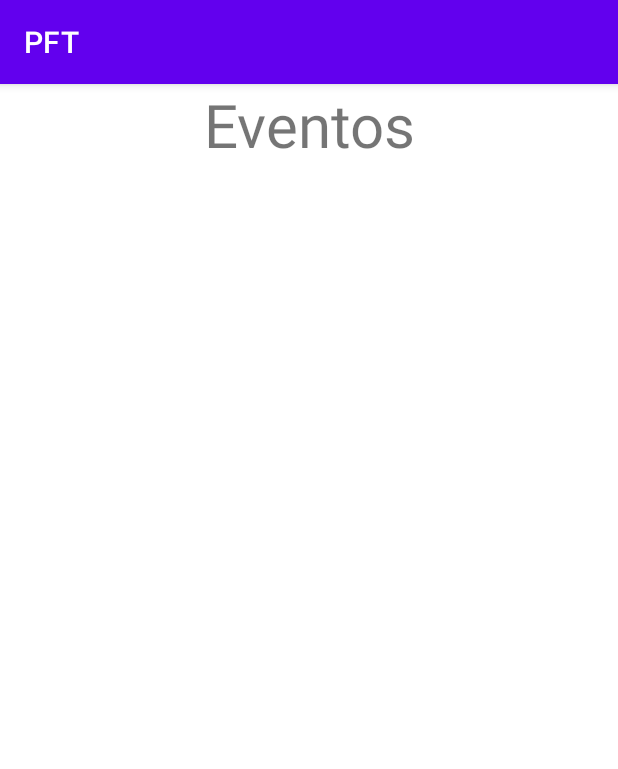
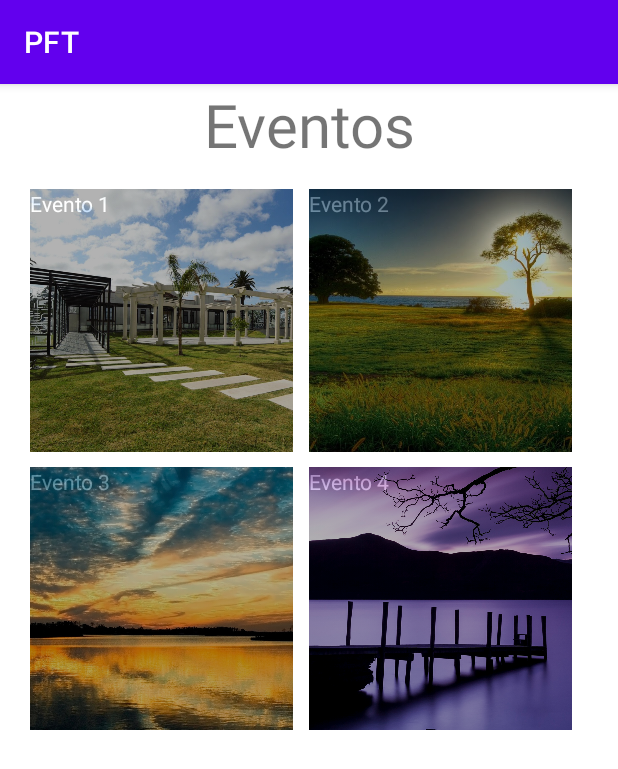
Before and after one commit to EmanuelLap/PFT, an Android app: the fragment EventoFragment shown on its own in the app's theme, on a phone screen of 412 x 824 dp. Shown: the top 769 px of the screen. Run offline under Robolectric (Android 15) with nearby library versions, the light colour scheme and no system bars.

Commit message:
Comienzo eventos, sin comunicación con la api

```diff
--- /dev/null
+++ b/app/src/main/java/com/example/pft/EventoAdapter.kt
@@ -0,0 +1,41 @@
+package com.example.pft
+
+import android.view.LayoutInflater
+import android.view.View
+import android.view.ViewGroup
+import android.widget.ImageView
+import android.widget.TextView
+import androidx.appcompat.view.menu.MenuView.ItemView
+import androidx.recyclerview.widget.RecyclerView
+
+class EventoAdapter (private val lista: ArrayList<String>) : RecyclerView.Adapter<EventoAdapter.ViewHolder>() {
+
+    class ViewHolder(itemView: View) : RecyclerView.ViewHolder(itemView) {
+        val textView: TextView = itemView.findViewById(R.id.seccion_evento_textView)
+        val imageView: ImageView= itemView.findViewById(R.id.seccion_evento_imageView)
+    }
+
+    override fun onCreateViewHolder(parent: ViewGroup, viewType: Int): ViewHolder {
+        val itemView = LayoutInflater.from(parent.context).inflate(R.layout.layout_seccion_evento, parent, false)
+        return ViewHolder(itemView)
+    }
+
+    override fun onBindViewHolder(holder: ViewHolder, position: Int) {
+        val item = lista[position]
+        holder.textView.text = item
+        if (item == "Evento 1") {
+            holder.imageView.setImageResource(R.mipmap.login)
+        } else if(item=="Evento 2"){
+            holder.imageView.setImageResource(R.mipmap.dia)
+        }else if(item=="Evento 3"){
+            holder.imageView.setImageResource(R.mipmap.tarde)
+        }else if(item=="Evento 4"){
+            holder.imageView.setImageResource(R.mipmap.noche)
+        }
+    }
+
+
+    override fun getItemCount(): Int {
+        return lista.size
+    }
+}
--- a/app/src/main/java/com/example/pft/ui/eventos/EventoFragment.kt
+++ b/app/src/main/java/com/example/pft/ui/eventos/EventoFragment.kt
@@ -5,56 +5,43 @@ import androidx.fragment.app.Fragment
 import android.view.LayoutInflater
 import android.view.View
 import android.view.ViewGroup
+import android.widget.ArrayAdapter
+import androidx.recyclerview.widget.GridLayoutManager
+import androidx.recyclerview.widget.LinearLayoutManager
+import androidx.recyclerview.widget.RecyclerView
+import com.example.pft.EventoAdapter
 import com.example.pft.R
 
-// TODO: Rename parameter arguments, choose names that match
-// the fragment initialization parameters, e.g. ARG_ITEM_NUMBER
-private const val ARG_PARAM1 = "param1"
-private const val ARG_PARAM2 = "param2"
 
-/**
- * A simple [Fragment] subclass.
- * Use the [EventoFragment.newInstance] factory method to
- * create an instance of this fragment.
- */
 class EventoFragment : Fragment() {
-    // TODO: Rename and change types of parameters
-    private var param1: String? = null
-    private var param2: String? = null
-
-    override fun onCreate(savedInstanceState: Bundle?) {
-        super.onCreate(savedInstanceState)
-        arguments?.let {
-            param1 = it.getString(ARG_PARAM1)
-            param2 = it.getString(ARG_PARAM2)
-        }
-    }
 
     override fun onCreateView(
         inflater: LayoutInflater, container: ViewGroup?,
         savedInstanceState: Bundle?
     ): View? {
-        // Inflate the layout for this fragment
-        return inflater.inflate(R.layout.fragment_evento, container, false)
-    }
+        val view = inflater.inflate(R.layout.fragment_evento, container, false)
+        val recyclerView = view.findViewById<RecyclerView>(R.id.recyclerView)
 
-    companion object {
-        /**
-         * Use this factory method to create a new instance of
-         * this fragment using the provided parameters.
-         *
-         * @param param1 Parameter 1.
-         * @param param2 Parameter 2.
-         * @return A new instance of fragment EventoFragment.
-         */
-        // TODO: Rename and change types and number of parameters
-        @JvmStatic
-        fun newInstance(param1: String, param2: String) =
-            EventoFragment().apply {
-                arguments = Bundle().apply {
-                    putString(ARG_PARAM1, param1)
-                    putString(ARG_PARAM2, param2)
-                }
-            }
+        // Configurar el RecyclerView con un LinearLayoutManager
+        recyclerView.layoutManager = LinearLayoutManager(context)
+
+        // Configurar el RecyclerView con un GridLayoutManager
+        val columnCount = 2 // Cambia esto al número deseado de columnas
+        val layoutManager = GridLayoutManager(context, columnCount)
+        recyclerView.layoutManager = layoutManager
+
+        // Crear una lista de datos o modelos que deseas mostrar en las secciones
+        val lista = ArrayList<String>()
+        // Agregar elementos a listaDeDatos aquí
+        lista.add("Evento 1")
+        lista.add("Evento 2")
+        lista.add("Evento 3")
+        lista.add("Evento 4")
+        // Crear un adaptador personalizado y asignarlo al RecyclerView
+        val adapter = EventoAdapter(lista)
+
+        recyclerView.adapter = adapter
+
+        return view
     }
 }
--- a/app/src/main/res/layout/activity_registro.xml
+++ b/app/src/main/res/layout/activity_registro.xml
@@ -1,11 +1,18 @@
 <?xml version="1.0" encoding="utf-8"?>
-<LinearLayout xmlns:android="http://schemas.android.com/apk/res/android"
+
+<ScrollView
+    xmlns:android="http://schemas.android.com/apk/res/android"
+    xmlns:tools="http://schemas.android.com/tools"
     xmlns:app="http://schemas.android.com/apk/res-auto"
-    xmlns:tools="http://schemas.android.com/tools"
+    tools:context=".ui.login.RegistroActivity"
+    android:layout_width="match_parent"
+    android:layout_height="match_parent">
+
+<LinearLayout
     android:layout_width="match_parent"
     android:layout_height="match_parent"
     android:orientation="vertical"
-    tools:context=".ui.login.RegistroActivity">
+    >
 
     <EditText
         android:id="@+id/registro_documento"
@@ -198,3 +205,5 @@
     </LinearLayout>
 
 </LinearLayout>
+
+</ScrollView>
--- a/app/src/main/res/layout/fragment_evento.xml
+++ b/app/src/main/res/layout/fragment_evento.xml
@@ -5,7 +5,9 @@
     android:layout_width="match_parent"
     android:layout_height="match_parent"
     android:orientation="vertical"
-    tools:context=".ui.eventos.EventoFragment">
+    tools:context=".ui.eventos.EventoFragment"
+    android:paddingLeft="20dp"
+    android:paddingRight="20dp">
 
     <TextView
         android:layout_width="match_parent"
@@ -14,10 +16,12 @@
         android:gravity="center_horizontal"
         android:textSize="40dp"
         />
-    <ListView
-        android:layout_marginTop="50dp"
+
+    <androidx.recyclerview.widget.RecyclerView
+        android:id="@+id/recyclerView"
         android:layout_width="match_parent"
-        android:layout_height="300dp"
+        android:layout_height="match_parent"
+        android:layout_marginTop="16dp"
         />
 
 </LinearLayout>
--- /dev/null
+++ b/app/src/main/res/layout/layout_seccion_evento.xml
@@ -0,0 +1,25 @@
+<?xml version="1.0" encoding="utf-8"?>
+<FrameLayout xmlns:android="http://schemas.android.com/apk/res/android"
+    android:layout_width="175dp"
+    android:layout_height="175dp"
+    android:background="@color/black"
+    android:layout_marginBottom="10dp"
+    >
+
+    <!-- Puedes agregar elementos de contenido personalizado aquí -->
+    <!-- Por ejemplo, un TextView para mostrar texto en la sección -->
+<TextView
+    android:id="@+id/seccion_evento_textView"
+    android:layout_width="wrap_content"
+    android:layout_height="wrap_content"
+    android:textColor="@color/white"
+    />
+
+    <ImageView
+        android:id="@+id/seccion_evento_imageView"
+        android:scaleType="centerCrop"
+        android:layout_width="match_parent"
+        android:layout_height="match_parent"
+        android:alpha="0.7"
+        />
+</FrameLayout>
```
Also changed, not shown: app/src/main/res/mipmap-hdpi/dia.jpg (added), app/src/main/res/mipmap-hdpi/noche.jpg (added), app/src/main/res/mipmap-hdpi/tarde.jpg (added).
